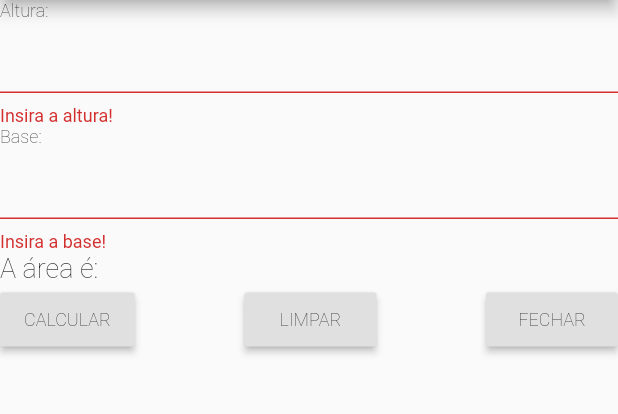
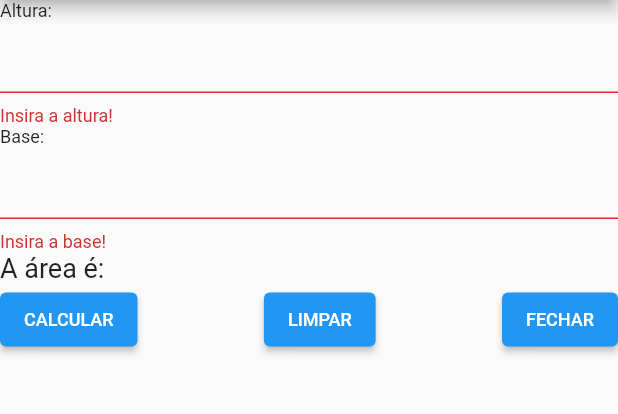
Before and after one commit to osmarbraz/triangulo_flutter, a Flutter app: the screen it shows after launch, after a tap on "CALCULAR", on a phone screen of 412 x 824 dp, the part 84-498 px from its top. Run offline on Flutter 3.47's test engine with Material 2 defaults, Android fonts, the phone set to English and light mode, and no system bars.

Commit message:
Limpeza do código

```diff
--- a/lib/main.dart
+++ b/lib/main.dart
@@ -1,16 +1,19 @@
 import 'package:flutter/material.dart';
 import 'package:flutter/services.dart';
 
+//Programa principal
 void main() {
   runApp(new MyApp());
 }
 
 class MyApp extends StatelessWidget {
+  // Este widget é a raiz do aplicativo.
   @override
   Widget build(BuildContext context) {
     return new MaterialApp(
       title: 'Cálculo da Área do Triângulo',
       theme: new ThemeData(
+        // Este é o tema do aplicativo.
         primarySwatch: Colors.blue,
         primaryColor: const Color(0xFF2196f3),
         accentColor: const Color(0xFF2196f3),
@@ -30,10 +33,10 @@ class MyHomePage extends StatefulWidget {
 
 class _MyHomePageState extends State<MyHomePage> {
   //Mensagem do resultado
-  String _info = "A área é: ";
+  String mensagem = "A área é: ";
 
   //Chave do formulário
-  GlobalKey<FormState> _formKey = GlobalKey<FormState>();
+  GlobalKey<FormState> chaveFormulario = GlobalKey<FormState>();
 
   //Controler das caixas de texto
   TextEditingController alturaController = TextEditingController();
@@ -60,8 +63,9 @@ class _MyHomePageState extends State<MyHomePage> {
         child: Builder(
           builder: (context) => Form(
             //Chave do formulário
-            key: _formKey,
+            key: chaveFormulario,
             //Campos do formulário
+            //Coluna dos campos de entrada
             child: new Column(
                 mainAxisAlignment: MainAxisAlignment.start,
                 mainAxisSize: MainAxisSize.max,
@@ -71,15 +75,11 @@ class _MyHomePageState extends State<MyHomePage> {
                     "Altura:",
                     style: new TextStyle(
                         fontSize: 12.0,
-                        color: const Color(0xFF000000),
-                        fontWeight: FontWeight.w200,
                         fontFamily: "Roboto"),
                   ),
                   new TextFormField(
                       style: new TextStyle(
                           fontSize: 12.0,
-                          color: const Color(0xFF000000),
-                          fontWeight: FontWeight.w200,
                           fontFamily: "Roboto"),
                       keyboardType: TextInputType.number,
                       inputFormatters: <TextInputFormatter>[
@@ -97,15 +97,11 @@ class _MyHomePageState extends State<MyHomePage> {
                     "Base:",
                     style: new TextStyle(
                         fontSize: 12.0,
-                        color: const Color(0xFF000000),
-                        fontWeight: FontWeight.w200,
                         fontFamily: "Roboto"),
                   ),
                   new TextFormField(
                       style: new TextStyle(
                           fontSize: 12.0,
-                          color: const Color(0xFF000000),
-                          fontWeight: FontWeight.w200,
                           fontFamily: "Roboto"),
                       keyboardType: TextInputType.number,
                       inputFormatters: <TextInputFormatter>[
@@ -120,52 +116,42 @@ class _MyHomePageState extends State<MyHomePage> {
                       },
                       controller: baseController),
                   new Text(
-                    _info,
+                    mensagem,
                     style: new TextStyle(
                         fontSize: 18.0,
-                        color: const Color(0xFF000000),
-                        fontWeight: FontWeight.w200,
                         fontFamily: "Roboto"),
                   ),
+                  //Linha dos botões
                   new Row(
                       mainAxisAlignment: MainAxisAlignment.spaceBetween,
                       mainAxisSize: MainAxisSize.max,
                       crossAxisAlignment: CrossAxisAlignment.center,
                       children: <Widget>[
-                        new RaisedButton(
+                        new ElevatedButton(
                             key: null,
                             onPressed: calcularClick,
-                            color: const Color(0xFFe0e0e0),
                             child: new Text(
                               "CALCULAR",
                               style: new TextStyle(
                                   fontSize: 12.0,
-                                  color: const Color(0xFF000000),
-                                  fontWeight: FontWeight.w200,
                                   fontFamily: "Roboto"),
                             )),
-                        new RaisedButton(
+                        new ElevatedButton(
                             key: null,
                             onPressed: limparClick,
-                            color: const Color(0xFFe0e0e0),
                             child: new Text(
                               "LIMPAR",
                               style: new TextStyle(
                                   fontSize: 12.0,
-                                  color: const Color(0xFF000000),
-                                  fontWeight: FontWeight.w200,
                                   fontFamily: "Roboto"),
                             )),
-                        new RaisedButton(
+                        new ElevatedButton(
                             key: null,
                             onPressed: fecharClick,
-                            color: const Color(0xFFe0e0e0),
                             child: new Text(
                               "FECHAR",
                               style: new TextStyle(
                                   fontSize: 12.0,
-                                  color: const Color(0xFF000000),
-                                  fontWeight: FontWeight.w200,
                                   fontFamily: "Roboto"),
                             ))
                       ])
@@ -180,11 +166,13 @@ class _MyHomePageState extends State<MyHomePage> {
    * Evento do botão calcular
    */
   void calcularClick() {
-    if (_formKey.currentState.validate()) {
+    if (chaveFormulario.currentState.validate()) {
       double altura = double.parse(alturaController.text);
       double base = double.parse(baseController.text);
       double area = base * altura / 2.0;
-      _info = "A área é: ${area.toString()}";
+      setState(() {
+        mensagem = "A área é: ${area.toString()}";
+      });
     }
   }
 
@@ -195,8 +183,8 @@ class _MyHomePageState extends State<MyHomePage> {
     alturaController.text = '';
     baseController.text = '';
     setState(() {
-      _info = "A área é: ";
-      _formKey = GlobalKey<FormState>();
+      mensagem = "A área é: ";
+      chaveFormulario = GlobalKey<FormState>();
     });
   }
 
```
